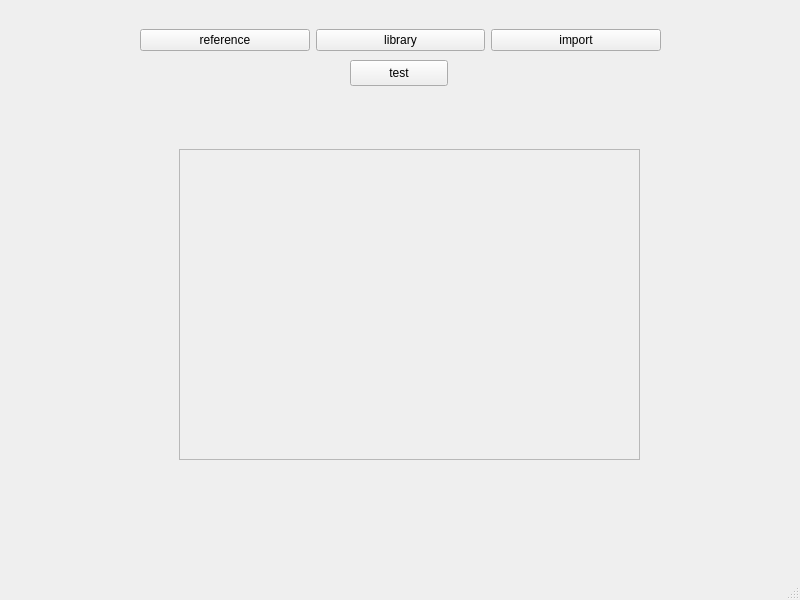
Above: window.ui from yav12/zzz-optimizer before the change. Below: the same form after it.
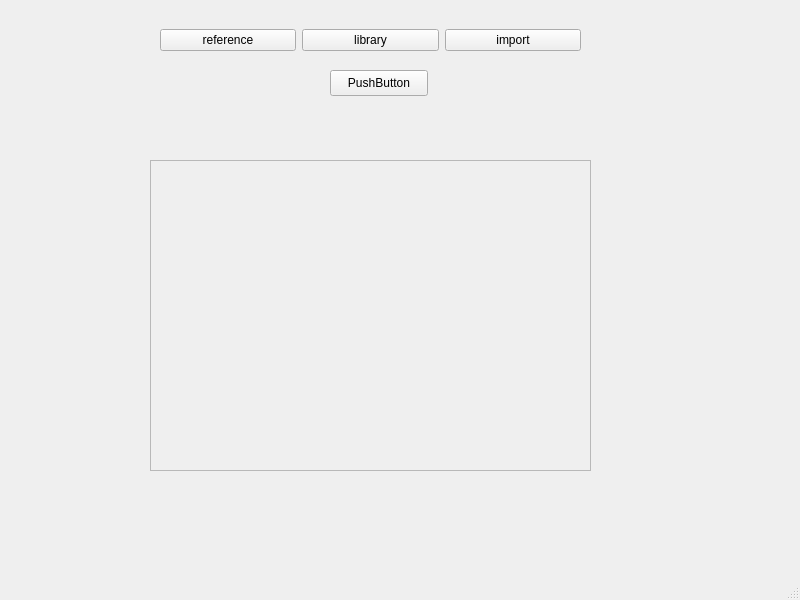
That is the form after the change.

```diff
--- a/window.ui
+++ b/window.ui
@@ -17,9 +17,9 @@
    <widget class="QWidget" name="horizontalLayoutWidget">
     <property name="geometry">
      <rect>
-      <x>140</x>
+      <x>160</x>
       <y>0</y>
-      <width>521</width>
+      <width>421</width>
       <height>80</height>
      </rect>
     </property>
@@ -50,28 +50,22 @@
    <widget class="QPushButton" name="testButton">
     <property name="geometry">
      <rect>
-      <x>350</x>
-      <y>60</y>
+      <x>330</x>
+      <y>70</y>
       <width>98</width>
       <height>26</height>
      </rect>
     </property>
     <property name="text">
-     <string>test</string>
-    </property>
-    <property name="checkable">
-     <bool>false</bool>
-    </property>
-    <property name="flat">
-     <bool>false</bool>
+     <string>PushButton</string>
     </property>
    </widget>
    <widget class="QFrame" name="frame">
     <property name="geometry">
      <rect>
-      <x>179</x>
-      <y>149</y>
-      <width>461</width>
+      <x>150</x>
+      <y>160</y>
+      <width>441</width>
       <height>311</height>
      </rect>
     </property>
@@ -84,10 +78,10 @@
     <widget class="QWidget" name="gridLayoutWidget">
      <property name="geometry">
       <rect>
-       <x>0</x>
-       <y>0</y>
-       <width>441</width>
-       <height>301</height>
+       <x>9</x>
+       <y>9</y>
+       <width>421</width>
+       <height>291</height>
       </rect>
      </property>
      <layout class="QGridLayout" name="gridLayout"/>
```
